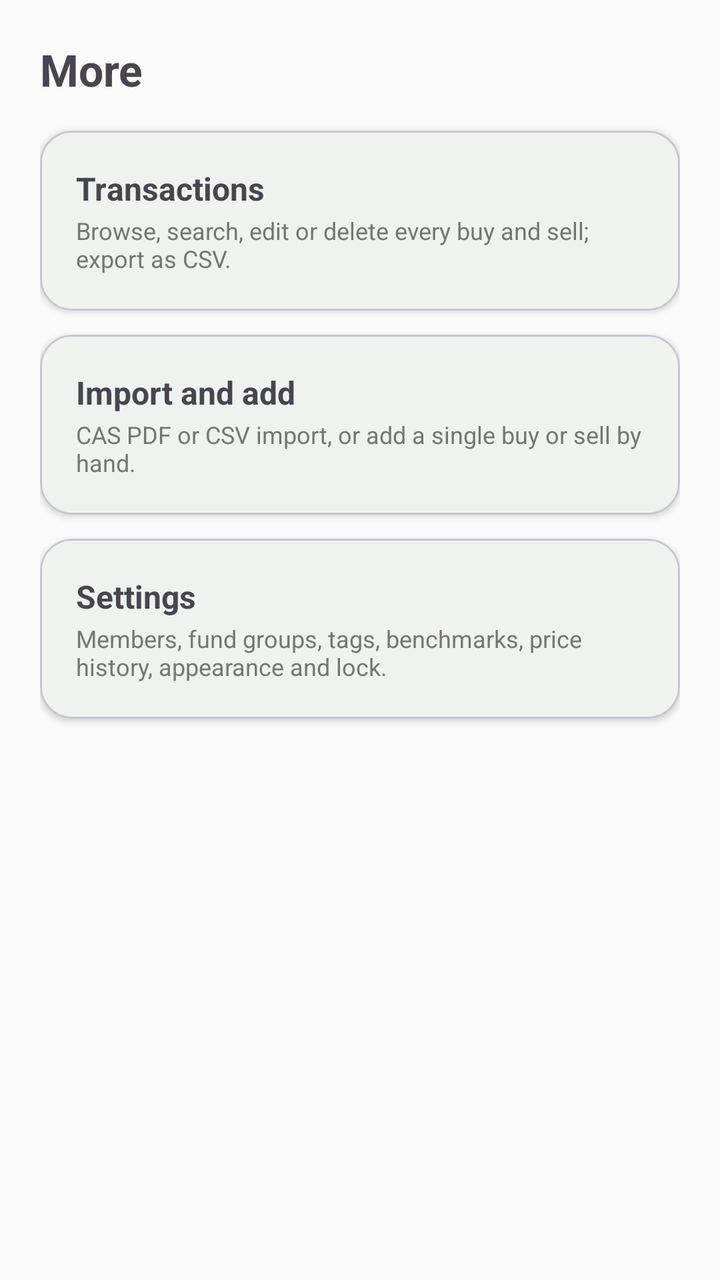
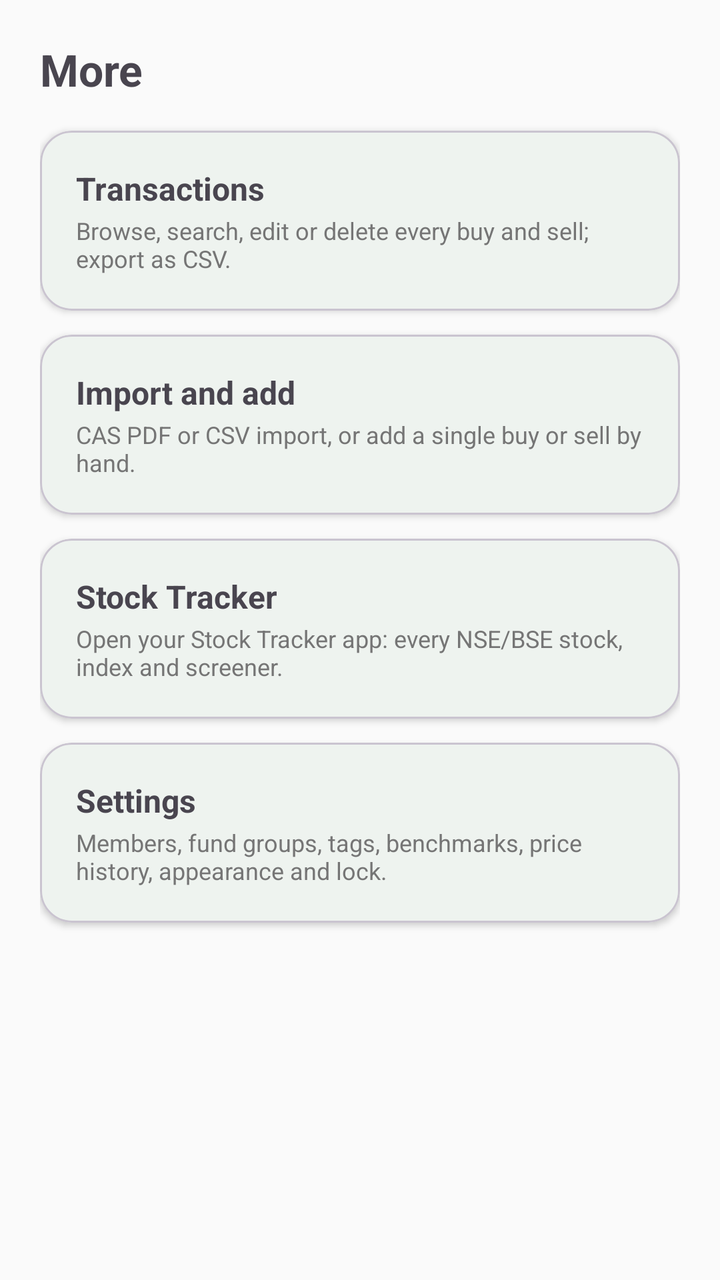

Before-and-after screenshots of an Android layout around one commit, followed by the original layout XML and the change that was made.
<!-- AndroidManifest.xml: application theme Theme.PersonalPortfolio -->
<!-- res/layout/activity_more.xml -->
<?xml version="1.0" encoding="utf-8"?>
<LinearLayout xmlns:android="http://schemas.android.com/apk/res/android"
    xmlns:app="http://schemas.android.com/apk/res-auto"
    android:layout_width="match_parent"
    android:layout_height="match_parent"
    android:orientation="vertical">

    <ScrollView
        android:layout_width="match_parent"
        android:layout_height="match_parent"
        android:fillViewport="true">

        <LinearLayout
            android:layout_width="match_parent"
            android:layout_height="wrap_content"
            android:orientation="vertical"
            android:padding="20dp">

            <TextView
                android:layout_width="match_parent"
                android:layout_height="wrap_content"
                android:text="More"
                android:textSize="22sp"
                android:textStyle="bold" />

            <com.google.android.material.card.MaterialCardView
                android:id="@+id/moreTransactionsCard"
                android:layout_width="match_parent"
                android:layout_height="wrap_content"
                android:layout_marginTop="16dp"
                android:clickable="true"
                android:focusable="true"
                app:cardCornerRadius="16dp"
                app:cardElevation="2dp">

                <LinearLayout
                    android:layout_width="match_parent"
                    android:layout_height="wrap_content"
                    android:orientation="vertical"
                    android:padding="18dp">

                    <TextView
                        android:layout_width="match_parent"
                        android:layout_height="wrap_content"
                        android:text="Transactions"
                        android:textSize="16sp"
                        android:textStyle="bold" />

                    <TextView
                        android:layout_width="match_parent"
                        android:layout_height="wrap_content"
                        android:layout_marginTop="2dp"
                        android:text="Browse, search, edit or delete every buy and sell; export as CSV."
                        android:textSize="12sp"
                        android:textColor="@color/colorNeutral" />
                </LinearLayout>
            </com.google.android.material.card.MaterialCardView>

            <com.google.android.material.card.MaterialCardView
                android:id="@+id/moreImportCard"
                android:layout_width="match_parent"
                android:layout_height="wrap_content"
                android:layout_marginTop="12dp"
                android:clickable="true"
                android:focusable="true"
                app:cardCornerRadius="16dp"
                app:cardElevation="2dp">

                <LinearLayout
                    android:layout_width="match_parent"
                    android:layout_height="wrap_content"
                    android:orientation="vertical"
                    android:padding="18dp">

                    <TextView
                        android:layout_width="match_parent"
                        android:layout_height="wrap_content"
                        android:text="Import and add"
                        android:textSize="16sp"
                        android:textStyle="bold" />

                    <TextView
                        android:layout_width="match_parent"
                        android:layout_height="wrap_content"
                        android:layout_marginTop="2dp"
                        android:text="CAS PDF or CSV import, or add a single buy or sell by hand."
                        android:textSize="12sp"
                        android:textColor="@color/colorNeutral" />
                </LinearLayout>
            </com.google.android.material.card.MaterialCardView>

            <com.google.android.material.card.MaterialCardView
                android:id="@+id/moreSettingsCard"
                android:layout_width="match_parent"
                android:layout_height="wrap_content"
                android:layout_marginTop="12dp"
                android:clickable="true"
                android:focusable="true"
                app:cardCornerRadius="16dp"
                app:cardElevation="2dp">

                <LinearLayout
                    android:layout_width="match_parent"
                    android:layout_height="wrap_content"
                    android:orientation="vertical"
                    android:padding="18dp">

                    <TextView
                        android:layout_width="match_parent"
                        android:layout_height="wrap_content"
                        android:text="Settings"
                        android:textSize="16sp"
                        android:textStyle="bold" />

                    <TextView
                        android:layout_width="match_parent"
                        android:layout_height="wrap_content"
                        android:layout_marginTop="2dp"
                        android:text="Members, fund groups, tags, benchmarks, price history, appearance and lock."
                        android:textSize="12sp"
                        android:textColor="@color/colorNeutral" />
                </LinearLayout>
            </com.google.android.material.card.MaterialCardView>

        </LinearLayout>
    </ScrollView>
</LinearLayout>
<!-- resources referenced by this layout -->
<resources>
  <color name="colorNeutral">#757575</color>
  <style name="Theme.PersonalPortfolio" parent="Theme.Material3.DayNight.NoActionBar">
          <item name="colorPrimary">@color/colorPrimary</item>
          <item name="colorPrimaryVariant">@color/colorPrimaryVariant</item>
          <item name="colorOnPrimary">@color/colorOnPrimary</item>
  
          <item name="colorSecondary">@color/colorSecondary</item>
          <item name="colorOnSecondary">@color/colorOnSecondary</item>
  
          <item name="android:colorBackground">@color/colorBackground</item>
          <item name="colorOnBackground">@color/colorOnBackground</item>
  
          <item name="colorSurface">@color/colorSurface</item>
          <item name="colorOnSurface">@color/colorOnSurface</item>
  
          <item name="android:statusBarColor">@color/colorPrimaryVariant</item>
      </style>
  <color name="colorPrimary">#1B5E20</color>
  <color name="colorPrimaryVariant">#0D3B12</color>
  <color name="colorOnPrimary">#FFFFFF</color>
  <color name="colorSecondary">#00897B</color>
  <color name="colorOnSecondary">#FFFFFF</color>
  <color name="colorBackground">#FAFAFA</color>
  <color name="colorOnBackground">#1A1A1A</color>
  <color name="colorSurface">#FFFFFF</color>
  <color name="colorOnSurface">#1A1A1A</color>
</resources>

<!-- the commit's change to res/layout/activity_more.xml (unified diff, before → after) -->
@@ -90,6 +90,39 @@
             </com.google.android.material.card.MaterialCardView>
 
             <com.google.android.material.card.MaterialCardView
+                android:id="@+id/moreStockTrackerCard"
+                android:layout_width="match_parent"
+                android:layout_height="wrap_content"
+                android:layout_marginTop="12dp"
+                android:clickable="true"
+                android:focusable="true"
+                app:cardCornerRadius="16dp"
+                app:cardElevation="2dp">
+
+                <LinearLayout
+                    android:layout_width="match_parent"
+                    android:layout_height="wrap_content"
+                    android:orientation="vertical"
+                    android:padding="18dp">
+
+                    <TextView
+                        android:layout_width="match_parent"
+                        android:layout_height="wrap_content"
+                        android:text="Stock Tracker"
+                        android:textSize="16sp"
+                        android:textStyle="bold" />
+
+                    <TextView
+                        android:layout_width="match_parent"
+                        android:layout_height="wrap_content"
+                        android:layout_marginTop="2dp"
+                        android:text="Open your Stock Tracker app: every NSE/BSE stock, index and screener."
+                        android:textSize="12sp"
+                        android:textColor="@color/colorNeutral" />
+                </LinearLayout>
+            </com.google.android.material.card.MaterialCardView>
+
+            <com.google.android.material.card.MaterialCardView
                 android:id="@+id/moreSettingsCard"
                 android:layout_width="match_parent"
                 android:layout_height="wrap_content"
